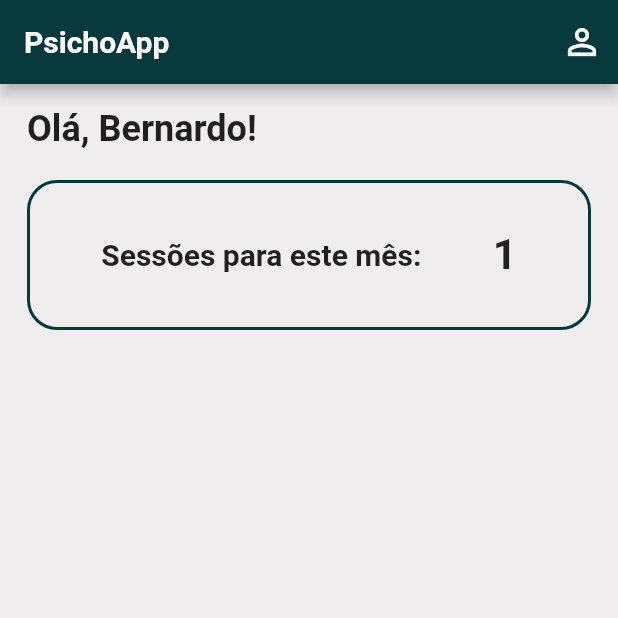
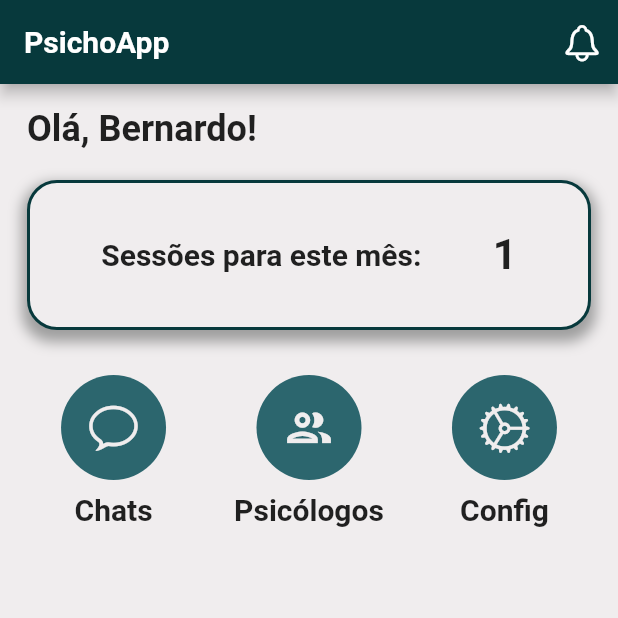
Before and after one commit to BerPGR/flutter-psychology-app, a Flutter app: the screen it shows after launch, on a phone screen of 412 x 824 dp, the top half of it. Run offline on Flutter 3.47's test engine with Material 2 defaults, Android fonts, the phone set to English and light mode, and no system bars; our stand-ins replace google_fonts.

Commit message:
Added row that contain 3 buttons

```diff
--- a/lib/screens/home_page.dart
+++ b/lib/screens/home_page.dart
@@ -1,7 +1,9 @@
+import 'package:flutter/cupertino.dart';
 import 'package:flutter/material.dart';
 import 'package:flutter/src/widgets/framework.dart';
 import 'package:flutter/src/widgets/placeholder.dart';
 import 'package:psicology/colors/palette.dart';
+import 'package:cupertino_icons/cupertino_icons.dart';
 
 class HomePage extends StatefulWidget {
   const HomePage({super.key});
@@ -26,8 +28,8 @@ class _HomePageState extends State<HomePage> {
         actions: [
           IconButton(
               onPressed: () {},
-              icon: Icon(
-                Icons.person_outline,
+              icon: const Icon(
+                CupertinoIcons.bell,
                 size: 28,
               ))
         ],
@@ -63,9 +65,16 @@ class _HomePageState extends State<HomePage> {
                     height: 100,
                     decoration: BoxDecoration(
                         borderRadius: BorderRadius.circular(20),
-                        color: Colors.transparent,
-                        border: Border.all(
-                            width: 2, color: Palette.midnight_green)),
+                        color: Palette.flash_white,
+                        border:
+                            Border.all(width: 2, color: Palette.midnight_green),
+                        boxShadow: [
+                          BoxShadow(
+                              color: Colors.grey.withOpacity(1),
+                              spreadRadius: 3,
+                              blurRadius: 7,
+                              offset: Offset(0, 5))
+                        ]),
                     child: Row(
                       mainAxisAlignment: MainAxisAlignment.spaceEvenly,
                       crossAxisAlignment: CrossAxisAlignment.center,
@@ -83,6 +92,96 @@ class _HomePageState extends State<HomePage> {
                       ],
                     ),
                   ),
+                  SizedBox(
+                    height: 30,
+                  ),
+                  /*
+                    This is a Row that contain some buttons
+                    to see what the user wants, like checking the chats,
+                    the psychologists and the configurations
+                  */
+                  Row(
+                    mainAxisAlignment: MainAxisAlignment.spaceAround,
+                    children: [
+                      Column(
+                        crossAxisAlignment: CrossAxisAlignment.center,
+                        children: [
+                          Container(
+                            height: 70,
+                            width: 70,
+                            decoration: BoxDecoration(
+                                color: Palette.caribbean_current,
+                                borderRadius: BorderRadius.circular(35)),
+                            child: IconButton(
+                                onPressed: () {},
+                                icon: const Icon(
+                                  CupertinoIcons.chat_bubble,
+                                  size: 35,
+                                  color: Palette.flash_white,
+                                )),
+                          ),
+                          Padding(
+                            padding: const EdgeInsets.only(top: 8),
+                            child: Text("Chats",
+                                style: TextStyle(
+                                    fontSize: 20, fontWeight: FontWeight.bold)),
+                          )
+                        ],
+                      ),
+                      Column(
+                        crossAxisAlignment: CrossAxisAlignment.center,
+                        children: [
+                          Container(
+                            height: 70,
+                            width: 70,
+                            decoration: BoxDecoration(
+                                color: Palette.caribbean_current,
+                                borderRadius: BorderRadius.circular(35)),
+                            child: IconButton(
+                                onPressed: () {},
+                                icon: const Icon(
+                                  Icons.people_outline_outlined,
+                                  size: 35,
+                                  color: Palette.flash_white,
+                                )),
+                          ),
+                          Padding(
+                            padding: const EdgeInsets.only(top: 8),
+                            child: Text("Psicólogos",
+                                style: TextStyle(
+                                    fontSize: 20, fontWeight: FontWeight.bold)),
+                          )
+                        ],
+                      ),
+                      Column(
+                        crossAxisAlignment: CrossAxisAlignment.center,
+                        children: [
+                          Container(
+                            height: 70,
+                            width: 70,
+                            decoration: BoxDecoration(
+                                color: Palette.caribbean_current,
+                                borderRadius: BorderRadius.circular(35)),
+                            child: IconButton(
+                                onPressed: () {},
+                                icon: const Icon(
+                                  CupertinoIcons.settings_solid,
+                                  size: 35,
+                                  color: Palette.flash_white,
+                                )),
+                          ),
+                          Padding(
+                            padding: const EdgeInsets.only(top: 8),
+                            child: Text(
+                              "Config",
+                              style: TextStyle(
+                                  fontSize: 20, fontWeight: FontWeight.bold),
+                            ),
+                          )
+                        ],
+                      ),
+                    ],
+                  )
                 ],
               ),
             ),
```
